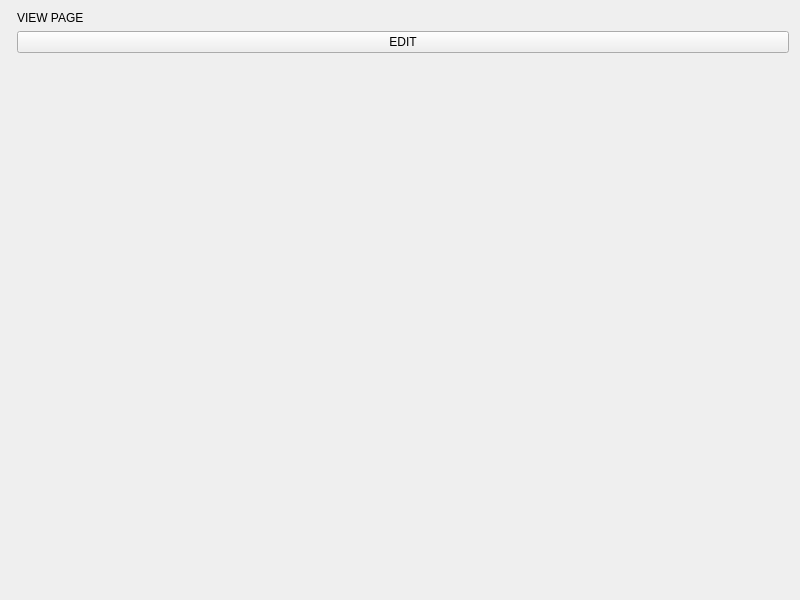
First picture: the form in FamilyTree/src/gui/viewpage.ui, repository moumitahmad/Stammbaum, before the edit.
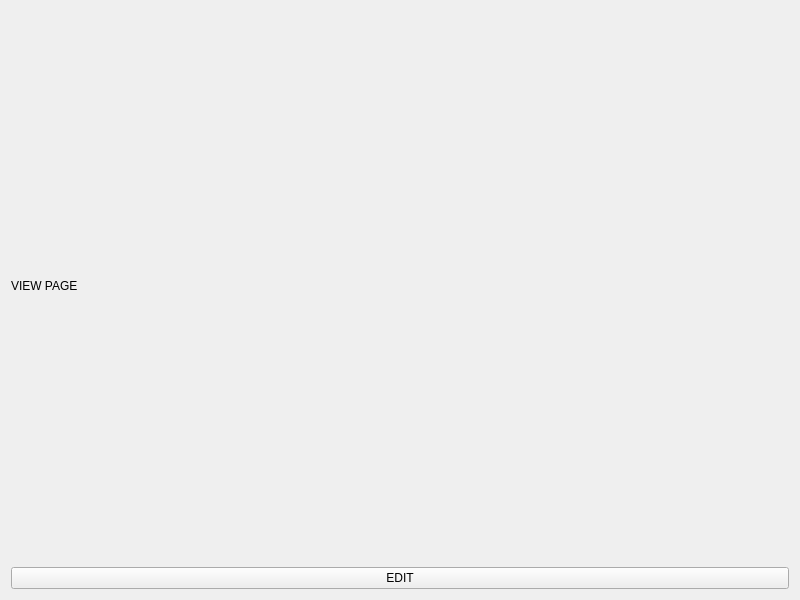
Second picture: the form after the edit.

Commit message: view page mit disply window

The edit to the form file:
```diff
--- a/FamilyTree/src/gui/viewpage.ui
+++ b/FamilyTree/src/gui/viewpage.ui
@@ -13,23 +13,24 @@
   <property name="windowTitle">
    <string>Form</string>
   </property>
-  <layout class="QFormLayout" name="formLayout">
+  <layout class="QGridLayout" name="gridLayout_2">
    <item row="0" column="0">
-    <layout class="QGridLayout" name="gridLayout"/>
-   </item>
-   <item row="0" column="1">
-    <widget class="QLabel" name="label">
-     <property name="text">
-      <string>VIEW PAGE</string>
-     </property>
-    </widget>
-   </item>
-   <item row="1" column="1">
+    <layout class="QGridLayout" name="gridLayout">
+     <item row="2" column="0">
     <widget class="QPushButton" name="pushButton">
      <property name="text">
       <string>EDIT</string>
      </property>
     </widget>
+     </item>
+     <item row="1" column="0">
+      <widget class="QLabel" name="label">
+       <property name="text">
+        <string>VIEW PAGE</string>
+       </property>
+      </widget>
+     </item>
+    </layout>
    </item>
   </layout>
  </widget>
```
Lines whose indentation alone changed are shown as unchanged. The commit also changes 2 other files.
